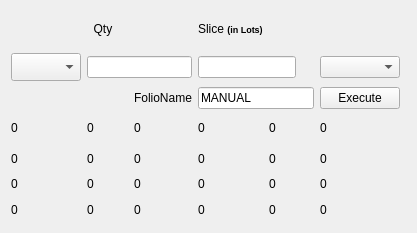
Above: Resourses/UI/multiOrder.ui from yashnmehta1/Autotrader-Reborn before the change. Below: the same form after it.
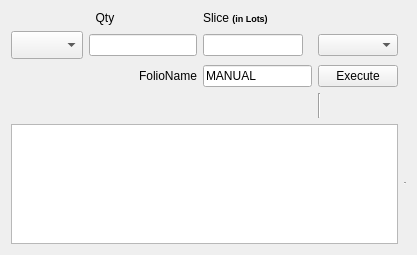
That is the form after the change.

Patch:
```diff
--- a/Resourses/UI/multiOrder.ui
+++ b/Resourses/UI/multiOrder.ui
@@ -7,13 +7,56 @@
     <x>0</x>
     <y>0</y>
     <width>417</width>
-    <height>233</height>
+    <height>255</height>
    </rect>
   </property>
   <property name="windowTitle">
    <string>Form</string>
   </property>
   <layout class="QGridLayout" name="gridLayout">
+   <item row="2" column="1">
+    <widget class="QComboBox" name="cbOrderType">
+     <property name="sizePolicy">
+      <sizepolicy hsizetype="Maximum" vsizetype="Minimum">
+       <horstretch>0</horstretch>
+       <verstretch>0</verstretch>
+      </sizepolicy>
+     </property>
+     <property name="minimumSize">
+      <size>
+       <width>70</width>
+       <height>28</height>
+      </size>
+     </property>
+    </widget>
+   </item>
+   <item row="5" column="8">
+    <widget class="Line" name="line">
+     <property name="orientation">
+      <enum>Qt::Horizontal</enum>
+     </property>
+    </widget>
+   </item>
+   <item row="2" column="4" colspan="2">
+    <widget class="QLineEdit" name="leSlice">
+     <property name="maximumSize">
+      <size>
+       <width>100</width>
+       <height>16777215</height>
+      </size>
+     </property>
+    </widget>
+   </item>
+   <item row="5" column="1" colspan="7">
+    <widget class="QTableView" name="tableView"/>
+   </item>
+   <item row="0" column="4">
+    <widget class="QLabel" name="label_2">
+     <property name="text">
+      <string>&lt;html&gt;&lt;head/&gt;&lt;body&gt;&lt;p&gt;Slice &lt;span style=&quot; font-size:7pt; font-weight:600;&quot;&gt;(in Lots)&lt;/span&gt;&lt;/p&gt;&lt;/body&gt;&lt;/html&gt;</string>
+     </property>
+    </widget>
+   </item>
    <item row="3" column="3">
     <widget class="QLabel" name="label_3">
      <property name="text">
@@ -28,16 +71,19 @@
      </property>
     </widget>
    </item>
-   <item row="0" column="4">
-    <widget class="QLabel" name="label_2">
-     <property name="text">
-      <string>&lt;html&gt;&lt;head/&gt;&lt;body&gt;&lt;p&gt;Slice &lt;span style=&quot; font-size:7pt; font-weight:600;&quot;&gt;(in Lots)&lt;/span&gt;&lt;/p&gt;&lt;/body&gt;&lt;/html&gt;</string>
-     </property>
-    </widget>
-   </item>
    <item row="2" column="7">
     <widget class="QComboBox" name="cbClient"/>
    </item>
+   <item row="2" column="2" colspan="2">
+    <widget class="QLineEdit" name="leQty">
+     <property name="maximumSize">
+      <size>
+       <width>150</width>
+       <height>16777215</height>
+      </size>
+     </property>
+    </widget>
+   </item>
    <item row="3" column="4" colspan="3">
     <widget class="QLineEdit" name="leFolioNo">
      <property name="maximumSize">
@@ -51,16 +97,6 @@
      </property>
     </widget>
    </item>
-   <item row="2" column="2" colspan="2">
-    <widget class="QLineEdit" name="leQty">
-     <property name="maximumSize">
-      <size>
-       <width>150</width>
-       <height>16777215</height>
-      </size>
-     </property>
-    </widget>
-   </item>
    <item row="3" column="7">
     <widget class="QPushButton" name="pbSubmit">
      <property name="text">
@@ -68,300 +104,16 @@
      </property>
     </widget>
    </item>
-   <item row="6" column="8">
-    <widget class="Line" name="line">
-     <property name="orientation">
-      <enum>Qt::Horizontal</enum>
-     </property>
-    </widget>
-   </item>
-   <item row="2" column="1">
-    <widget class="QComboBox" name="cbOrderType">
-     <property name="sizePolicy">
-      <sizepolicy hsizetype="Maximum" vsizetype="Minimum">
-       <horstretch>0</horstretch>
-       <verstretch>0</verstretch>
-      </sizepolicy>
-     </property>
-     <property name="minimumSize">
-      <size>
-       <width>70</width>
-       <height>28</height>
-      </size>
-     </property>
-    </widget>
-   </item>
-   <item row="2" column="4" colspan="2">
-    <widget class="QLineEdit" name="leSlice">
-     <property name="maximumSize">
-      <size>
-       <width>100</width>
-       <height>16777215</height>
-      </size>
-     </property>
-    </widget>
-   </item>
    <item row="4" column="7">
-    <widget class="QLabel" name="lbLtp1">
-     <property name="maximumSize">
+    <widget class="Line" name="line_2">
+     <property name="minimumSize">
       <size>
-       <width>100</width>
+       <width>0</width>
        <height>25</height>
       </size>
      </property>
-     <property name="text">
-      <string>0</string>
-     </property>
-    </widget>
-   </item>
-   <item row="5" column="7">
-    <widget class="QLabel" name="lbLtp2">
-     <property name="maximumSize">
-      <size>
-       <width>100</width>
-       <height>25</height>
-      </size>
-     </property>
-     <property name="text">
-      <string>0</string>
-     </property>
-    </widget>
-   </item>
-   <item row="6" column="7">
-    <widget class="QLabel" name="lbLtp3">
-     <property name="maximumSize">
-      <size>
-       <width>100</width>
-       <height>25</height>
-      </size>
-     </property>
-     <property name="text">
-      <string>0</string>
-     </property>
-    </widget>
-   </item>
-   <item row="7" column="7">
-    <widget class="QLabel" name="lbLtp4">
-     <property name="maximumSize">
-      <size>
-       <width>100</width>
-       <height>25</height>
-      </size>
-     </property>
-     <property name="text">
-      <string>0</string>
-     </property>
-    </widget>
-   </item>
-   <item row="4" column="5">
-    <widget class="QLabel" name="lbOpt1">
-     <property name="maximumSize">
-      <size>
-       <width>100</width>
-       <height>25</height>
-      </size>
-     </property>
-     <property name="text">
-      <string>0</string>
-     </property>
-    </widget>
-   </item>
-   <item row="5" column="5">
-    <widget class="QLabel" name="lbOpt2">
-     <property name="maximumSize">
-      <size>
-       <width>100</width>
-       <height>25</height>
-      </size>
-     </property>
-     <property name="text">
-      <string>0</string>
-     </property>
-    </widget>
-   </item>
-   <item row="6" column="5">
-    <widget class="QLabel" name="lbOpt3">
-     <property name="maximumSize">
-      <size>
-       <width>100</width>
-       <height>25</height>
-      </size>
-     </property>
-     <property name="text">
-      <string>0</string>
-     </property>
-    </widget>
-   </item>
-   <item row="7" column="5">
-    <widget class="QLabel" name="lbOpt4">
-     <property name="maximumSize">
-      <size>
-       <width>100</width>
-       <height>25</height>
-      </size>
-     </property>
-     <property name="text">
-      <string>0</string>
-     </property>
-    </widget>
-   </item>
-   <item row="4" column="4">
-    <widget class="QLabel" name="lbStrike1">
-     <property name="maximumSize">
-      <size>
-       <width>100</width>
-       <height>25</height>
-      </size>
-     </property>
-     <property name="text">
-      <string>0</string>
-     </property>
-    </widget>
-   </item>
-   <item row="5" column="4">
-    <widget class="QLabel" name="lbStrike2">
-     <property name="maximumSize">
-      <size>
-       <width>100</width>
-       <height>25</height>
-      </size>
-     </property>
-     <property name="text">
-      <string>0</string>
-     </property>
-    </widget>
-   </item>
-   <item row="6" column="4">
-    <widget class="QLabel" name="lbStrike3">
-     <property name="maximumSize">
-      <size>
-       <width>100</width>
-       <height>25</height>
-      </size>
-     </property>
-     <property name="text">
-      <string>0</string>
-     </property>
-    </widget>
-   </item>
-   <item row="7" column="4">
-    <widget class="QLabel" name="lbStrike4">
-     <property name="maximumSize">
-      <size>
-       <width>100</width>
-       <height>25</height>
-      </size>
-     </property>
-     <property name="text">
-      <string>0</string>
-     </property>
-    </widget>
-   </item>
-   <item row="4" column="3">
-    <widget class="QLabel" name="lbExp1">
-     <property name="text">
-      <string>0</string>
-     </property>
-    </widget>
-   </item>
-   <item row="5" column="3">
-    <widget class="QLabel" name="lbExp2">
-     <property name="text">
-      <string>0</string>
-     </property>
-    </widget>
-   </item>
-   <item row="6" column="3">
-    <widget class="QLabel" name="lbExp3">
-     <property name="text">
-      <string>0</string>
-     </property>
-    </widget>
-   </item>
-   <item row="7" column="3">
-    <widget class="QLabel" name="lbExp4">
-     <property name="text">
-      <string>0</string>
-     </property>
-    </widget>
-   </item>
-   <item row="4" column="2">
-    <widget class="QLabel" name="lbSymbol1">
-     <property name="maximumSize">
-      <size>
-       <width>100</width>
-       <height>25</height>
-      </size>
-     </property>
-     <property name="text">
-      <string>0</string>
-     </property>
-    </widget>
-   </item>
-   <item row="4" column="1">
-    <widget class="QLabel" name="lbExc">
-     <property name="text">
-      <string>0</string>
-     </property>
-    </widget>
-   </item>
-   <item row="5" column="2">
-    <widget class="QLabel" name="lbSymbol2">
-     <property name="maximumSize">
-      <size>
-       <width>100</width>
-       <height>25</height>
-      </size>
-     </property>
-     <property name="text">
-      <string>0</string>
-     </property>
-    </widget>
-   </item>
-   <item row="5" column="1">
-    <widget class="QLabel" name="lbExc2">
-     <property name="text">
-      <string>0</string>
-     </property>
-    </widget>
-   </item>
-   <item row="6" column="2">
-    <widget class="QLabel" name="lbSymbol3">
-     <property name="maximumSize">
-      <size>
-       <width>100</width>
-       <height>25</height>
-      </size>
-     </property>
-     <property name="text">
-      <string>0</string>
-     </property>
-    </widget>
-   </item>
-   <item row="7" column="2">
-    <widget class="QLabel" name="lbSymbol4">
-     <property name="maximumSize">
-      <size>
-       <width>100</width>
-       <height>25</height>
-      </size>
-     </property>
-     <property name="text">
-      <string>0</string>
-     </property>
-    </widget>
-   </item>
-   <item row="6" column="1">
-    <widget class="QLabel" name="lbExc3">
-     <property name="text">
-      <string>0</string>
-     </property>
-    </widget>
-   </item>
-   <item row="7" column="1">
-    <widget class="QLabel" name="lbExc4">
-     <property name="text">
-      <string>0</string>
+     <property name="orientation">
+      <enum>Qt::Vertical</enum>
      </property>
     </widget>
    </item>
```
